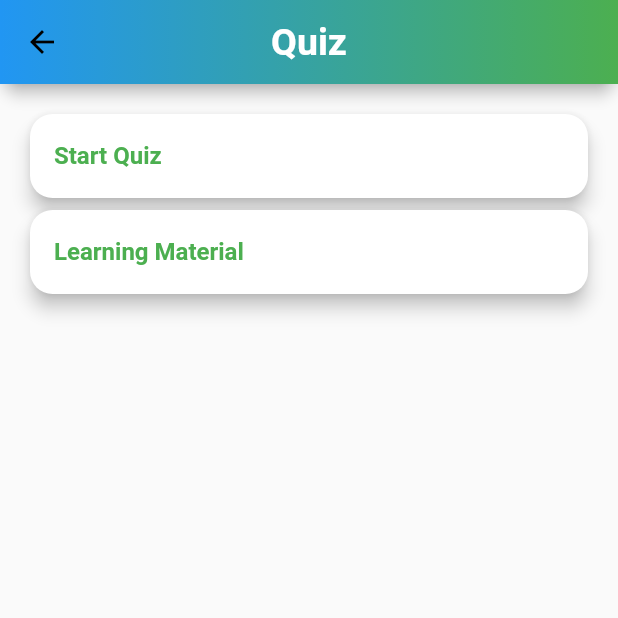
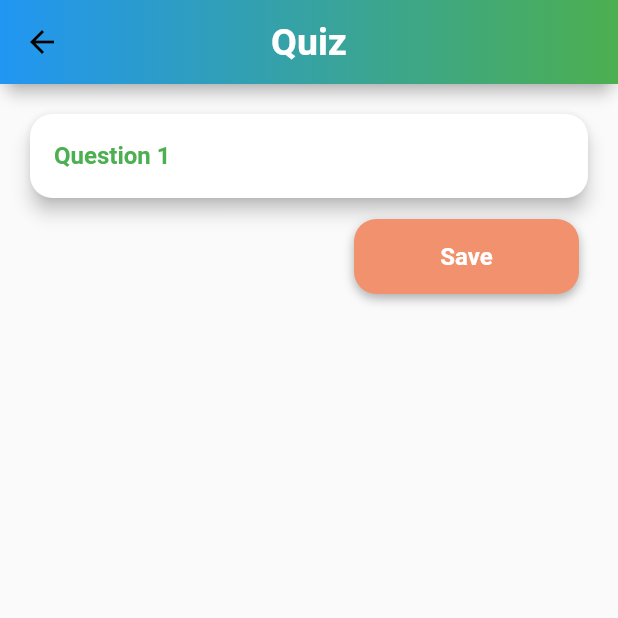
Before and after one commit to Kashannn/MDCAT-APP, a Flutter app: the Quiz screen opened directly, after a tap on "Start Quiz", on a phone screen of 412 x 824 dp, the top half of it. Run offline on Flutter 3.47's test engine with Material 2 defaults, Android fonts, the phone set to English and light mode, and no system bars; our stand-ins replace animated_notch_bottom_bar, flutter_riverpod; network calls fail.

Commit message:
new classes

```diff
--- a/lib/Dashboard.dart
+++ b/lib/Dashboard.dart
@@ -5,6 +5,7 @@ import 'package:untitled3/subject.dart';
 import 'LearningMaterial.dart';
 import 'homepage.dart';
 import 'login.dart';
+
 class Dashboard extends StatefulWidget {
   Dashboard({super.key});
 
--- a/lib/Quiz.dart
+++ b/lib/Quiz.dart
@@ -1,4 +1,5 @@
 import 'package:flutter/material.dart';
+import 'package:untitled3/StartQuiz.dart';
 import 'LearningMaterial.dart';
 import 'Widget .dart';
 
@@ -13,8 +14,18 @@ class _QuizState extends State<Quiz> {
   @override
   Widget build(BuildContext context) {
     return Scaffold(
-      appBar:AllBar(text: 'Quiz'),
-      body: Center(
+        appBar: AllBar(text: 'Quiz'),
+        body: Container(
+          height: MediaQuery.of(context).size.height,
+          width: MediaQuery.of(context).size.width,
+          decoration: BoxDecoration(
+            image: DecorationImage(
+              image: AssetImage('Image/BackGround.jpg'),
+              // Make sure the path is correct
+              fit: BoxFit.fill,
+            ),
+          ),
+          child: Center(
             child: ListView(
               padding: EdgeInsets.all(16),
               children: [
@@ -32,7 +43,11 @@ class _QuizState extends State<Quiz> {
                       ),
                     ),
                     onTap: () {
-                  // Add your onTap logic here
+                      Navigator.push(
+                          context,
+                          MaterialPageRoute(
+                            builder: (context) => StartQuiz(),
+                          ));
                     },
                   ),
                 ),
@@ -57,6 +72,6 @@ class _QuizState extends State<Quiz> {
               ],
             ),
           ),
-    );
+        ));
   }
 }
--- /dev/null
+++ b/lib/StartQuiz.dart
@@ -0,0 +1,49 @@
+import 'package:flutter/material.dart';
+import 'package:untitled3/Widget%20.dart';
+
+class StartQuiz extends StatefulWidget {
+  const StartQuiz({Key? key}) : super(key: key);
+
+  @override
+  _StartQuizState createState() => _StartQuizState();
+}
+
+class _StartQuizState extends State<StartQuiz> {
+  @override
+  Widget build(BuildContext context) {
+    return Scaffold(
+      appBar: AllBar(text: 'Quiz'),
+      body: Container(
+        height: MediaQuery.of(context).size.height,
+        width: MediaQuery.of(context).size.width,
+        child: Center(
+          child: ListView(
+            padding: EdgeInsets.all(16),
+            children: [
+              Card(
+                elevation: 5,
+                shape: RoundedRectangleBorder(
+                  borderRadius: BorderRadius.circular(15),
+                ),
+                child: ListTile(
+                  title: Text(
+                    'Question 1',
+                    style: TextStyle(
+                      color: Colors.green,
+                      fontWeight: FontWeight.bold,
+                    ),
+                  ),
+                ),
+              ),
+              Column(
+                children: [
+                  AnimatedButton(text: 'Save'),
+
+                ],
+              )],
+          ),
+        ),
+      ),
+    );
+  }
+}
--- a/lib/Widget .dart
+++ b/lib/Widget .dart
@@ -148,7 +148,7 @@ Widget CustomCard({
   );
 }
 
-Widget squareCard(BuildContext context,String text) {
+Widget squareCard(BuildContext context, String text) {
   return Container(
       height: MediaQuery.of(context).size.height * 0.20,
       width: MediaQuery.of(context).size.width * 0.45,
@@ -178,11 +178,11 @@ Widget squareCard(BuildContext context,String text) {
         ),
       ));
 }
+
 AppBar AllBar({
   required String text,
-}){
-  return
-  AppBar(
+}) {
+  return AppBar(
     title: Text(
       '$text',
       style: TextStyle(
@@ -210,3 +210,44 @@ AppBar AllBar({
     ),
   );
 }
+
+Color customColor = Color(0xFFF1916D);
+
+Widget AnimatedButton({
+  required String text,
+  // required VoidCallback onPressed,
+}) {
+  return Align(
+    alignment: Alignment.centerRight, // Align to the right side
+    child: AnimatedContainer(
+      duration: Duration(milliseconds: 300),
+      margin: EdgeInsets.all(10),
+      width: 150, // Set the desired width
+      height: 50, // Set the desired height
+      decoration: BoxDecoration(
+        color: customColor, // Use the customColor here
+        borderRadius: BorderRadius.circular(15),
+        boxShadow: [
+          BoxShadow(
+            color: Colors.black.withOpacity(0.3), // Shadow color
+            blurRadius: 5, // Spread of the shadow
+            offset: Offset(0, 3), // Offset of the shadow
+          ),
+        ],
+      ),
+      child: InkWell(
+        // onTap: onPressed,
+        child: Center(
+          child: Text(
+            '$text',
+            style: TextStyle(
+              color: Colors.white,
+              fontSize: 16, // Set the desired font size
+              fontWeight: FontWeight.bold,
+            ),
+          ),
+        ),
+      ),
+    ),
+  );
+}
--- a/lib/chapter.dart
+++ b/lib/chapter.dart
@@ -1,4 +1,5 @@
 import 'package:flutter/material.dart';
+import 'package:untitled3/API/CallApi.dart';
 import 'package:untitled3/Quiz.dart';
 
 import 'Widget .dart';
@@ -63,3 +64,8 @@ class _ChapterState extends State<Chapter> {
     );
   }
 }
+
+Future<void>getChapter () async{
+  final respnse = await CallApi().getData('chapter');
+  print("respnse");
+}
--- a/lib/main.dart
+++ b/lib/main.dart
@@ -4,6 +4,7 @@ import 'package:untitled3/login.dart';
 import 'Dashboard.dart';
 import 'LearningMaterial.dart';
 import 'Widget .dart';
+import 'chapter.dart';
 import 'homepage.dart';
 import 'signup.dart';
 import 'subject.dart';
```
Also changed, not shown: 6 other files. Lines whose indentation alone changed are shown as unchanged.
